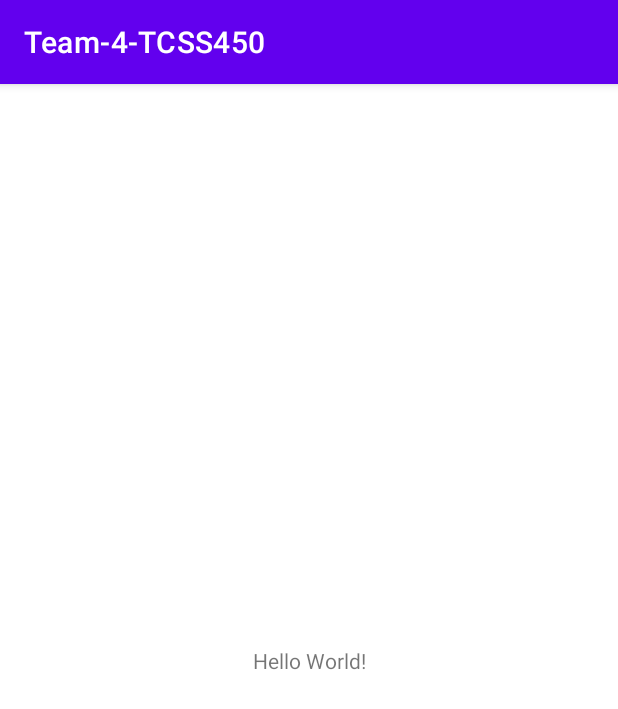
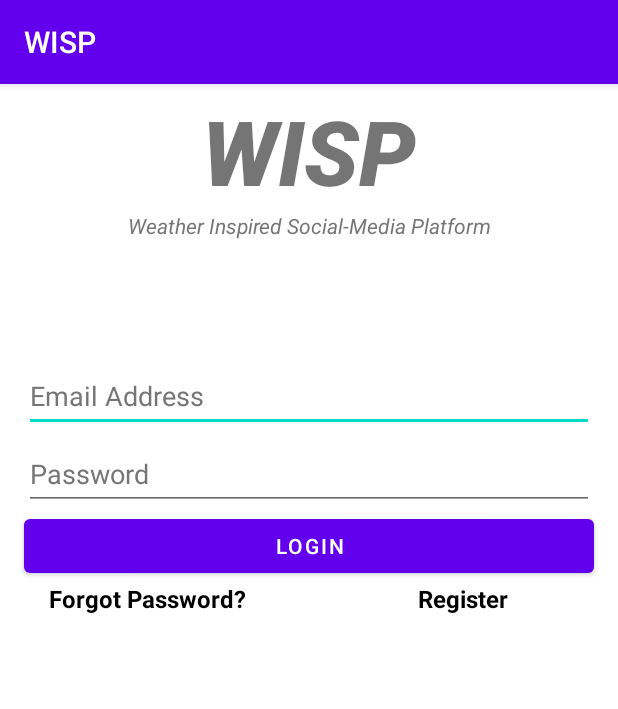
Before and after one commit to Lucasdx12/Team-4-TCSS450, an Android app: the screen it shows after launch (MainActivity before the commit, AuthenticationActivity after it), on a phone screen of 412 x 824 dp. Shown: the top 709 px of the screen. Run offline under Robolectric (Android 15) with nearby library versions, the phone set to English and light mode, and no system bars.

Commit message:
Register/Login fragment UI

```diff
--- /dev/null
+++ b/app/src/main/java/edu/uw/tcss450lucasd12/team_4_tcss450/AuthenticationActivity.java
@@ -0,0 +1,14 @@
+package edu.uw.tcss450lucasd12.team_4_tcss450;
+
+import androidx.appcompat.app.AppCompatActivity;
+
+import android.os.Bundle;
+
+public class AuthenticationActivity extends AppCompatActivity {
+
+    @Override
+    protected void onCreate(Bundle savedInstanceState) {
+        super.onCreate(savedInstanceState);
+        setContentView(R.layout.activity_authentication);
+    }
+}
--- /dev/null
+++ b/app/src/main/java/edu/uw/tcss450lucasd12/team_4_tcss450/Views/auth/SignInFragment.java
@@ -0,0 +1,28 @@
+package edu.uw.tcss450lucasd12.team_4_tcss450.Views.auth;
+
+import android.os.Bundle;
+
+import androidx.fragment.app.Fragment;
+
+import android.view.LayoutInflater;
+import android.view.View;
+import android.view.ViewGroup;
+
+import edu.uw.tcss450lucasd12.team_4_tcss450.R;
+
+/**
+ * A simple {@link Fragment} subclass.
+ */
+public class SignInFragment extends Fragment {
+
+    public SignInFragment() {
+        // Required empty public constructor
+    }
+
+    @Override
+    public View onCreateView(LayoutInflater inflater, ViewGroup container,
+                             Bundle savedInstanceState) {
+        // Inflate the layout for this fragment
+        return inflater.inflate(R.layout.fragment_sign_in, container, false);
+    }
+}
--- a/app/src/main/java/Views/LandingFragment.java
+++ b/app/src/main/java/edu/uw/tcss450lucasd12/team_4_tcss450/Views/landing/LandingFragment.java
@@ -1,4 +1,4 @@
-package Views;
+package edu.uw.tcss450lucasd12.team_4_tcss450.Views.landing;
 
 import android.os.Bundle;
 
--- /dev/null
+++ b/app/src/main/res/layout/activity_authentication.xml
@@ -0,0 +1,26 @@
+<?xml version="1.0" encoding="utf-8"?>
+<androidx.constraintlayout.widget.ConstraintLayout xmlns:android="http://schemas.android.com/apk/res/android"
+    xmlns:app="http://schemas.android.com/apk/res-auto"
+
+    xmlns:tools="http://schemas.android.com/tools"
+    android:id="@+id/container"
+    android:layout_width="match_parent"
+    android:layout_height="match_parent" >
+
+    <androidx.fragment.app.FragmentContainerView
+        android:id="@+id/fragmentContainerView"
+        android:name="edu.uw.tcss450lucasd12.team_4_tcss450.Views.auth.SignInFragment"
+        android:layout_width="match_parent"
+        android:layout_height="match_parent"
+        app:layout_constraintBottom_toTopOf="parent"
+        app:layout_constraintLeft_toLeftOf="parent"
+        app:layout_constraintRight_toRightOf="parent"
+        app:layout_constraintTop_toTopOf="parent"
+        tools:layout="@layout/fragment_sign_in"
+        app:navGraph="@navigation/auth_graph"/>
+
+
+
+
+
+</androidx.constraintlayout.widget.ConstraintLayout>
--- a/app/src/main/res/layout/fragment_landing.xml
+++ b/app/src/main/res/layout/fragment_landing.xml
@@ -2,7 +2,7 @@
     xmlns:tools="http://schemas.android.com/tools"
     android:layout_width="match_parent"
     android:layout_height="match_parent"
-    tools:context="Views.LandingFragment">
+    tools:context=".Views.landing.LandingFragment">
 
     <!-- TODO: Update blank fragment layout -->
     <TextView
--- /dev/null
+++ b/app/src/main/res/layout/fragment_sign_in.xml
@@ -0,0 +1,116 @@
+<androidx.constraintlayout.widget.ConstraintLayout xmlns:android="http://schemas.android.com/apk/res/android"
+    xmlns:app="http://schemas.android.com/apk/res-auto"
+    xmlns:tools="http://schemas.android.com/tools"
+    android:id="@+id/layoutRoot"
+    android:layout_width="match_parent"
+    android:layout_height="match_parent"
+    tools:context=".Views.auth.SignInFragment">
+
+    <TextView
+        android:id="@+id/appBanner"
+        android:layout_width="wrap_content"
+        android:layout_height="wrap_content"
+        android:layout_marginTop="4dp"
+        android:fontFamily="sans-serif-black"
+        android:text="@string/app_name"
+        android:textAlignment="center"
+        android:textSize="60sp"
+        android:textStyle="italic"
+        app:layout_constraintEnd_toEndOf="parent"
+        app:layout_constraintStart_toStartOf="parent"
+        app:layout_constraintTop_toTopOf="parent" />
+
+    <TextView
+        android:id="@+id/bannerDescription"
+        android:layout_width="wrap_content"
+        android:layout_height="wrap_content"
+        android:text="@string/app_acronym"
+        android:textAlignment="center"
+        android:textColor="@color/prompt_color"
+        android:textStyle="italic"
+        app:layout_constraintEnd_toEndOf="parent"
+        app:layout_constraintStart_toStartOf="parent"
+        app:layout_constraintTop_toBottomOf="@id/appBanner" />
+
+    <EditText
+        android:id="@+id/editEmail"
+        android:layout_width="0dp"
+        android:layout_height="wrap_content"
+        android:layout_marginLeft="16dp"
+        android:layout_marginTop="80dp"
+        android:layout_marginRight="16dp"
+        android:autofillHints=""
+        android:hint="@string/prompt_email"
+        android:inputType="textWebEditText|textEmailAddress"
+        android:minHeight="48dp"
+        android:textColorHint="#757575"
+        app:layout_constraintEnd_toEndOf="parent"
+        app:layout_constraintStart_toStartOf="parent"
+        app:layout_constraintTop_toBottomOf="@id/bannerDescription" />
+
+    <EditText
+        android:id="@+id/editPassword"
+        android:layout_width="0dp"
+        android:layout_height="wrap_content"
+        android:layout_marginLeft="16dp"
+        android:layout_marginTop="4dp"
+        android:layout_marginRight="16dp"
+        android:autofillHints=""
+        android:hint="@string/prompt_password"
+        android:inputType="textPassword|textWebPassword"
+        android:minHeight="48dp"
+        android:textColorHint="#757575"
+        app:layout_constraintEnd_toEndOf="parent"
+        app:layout_constraintStart_toStartOf="parent"
+        app:layout_constraintTop_toBottomOf="@id/editEmail" />
+
+    <Button
+        android:id="@+id/buttonLogin"
+        android:layout_width="380dp"
+        android:layout_height="48dp"
+        android:layout_marginStart="16sp"
+        android:text="@string/login"
+        app:layout_constraintLeft_toLeftOf="parent"
+        app:layout_constraintTop_toBottomOf="@id/editPassword" />
+
+    <TextView
+        android:id="@+id/forgotPassword"
+        android:layout_width="wrap_content"
+        android:layout_height="wrap_content"
+        android:layout_marginStart="16sp"
+        android:text="@string/prompt_forgot_password"
+        android:textColor="@color/black"
+        android:textSize="16sp"
+        android:textStyle="bold"
+        app:layout_constraintEnd_toEndOf="parent"
+        app:layout_constraintHorizontal_bias="0.064"
+        app:layout_constraintStart_toStartOf="parent"
+        app:layout_constraintTop_toBottomOf="@id/buttonLogin" />
+
+    <TextView
+        android:id="@+id/register"
+        android:layout_width="wrap_content"
+        android:layout_height="wrap_content"
+        android:layout_marginStart="16dp"
+        android:text="@string/prompt_register"
+        android:textColor="@color/black"
+        android:textSize="16sp"
+        android:textStyle="bold"
+        app:layout_constraintEnd_toEndOf="parent"
+        app:layout_constraintHorizontal_bias="0.781"
+        app:layout_constraintStart_toStartOf="parent"
+        app:layout_constraintTop_toBottomOf="@id/buttonLogin"
+        app:layout_constraintLeft_toRightOf="@id/forgotPassword"/>
+
+    <ProgressBar
+        android:id="@+id/progressBar"
+        style="?android:attr/progressBarStyleLarge"
+        android:layout_width="wrap_content"
+        android:layout_height="wrap_content"
+        android:visibility="gone"
+        app:layout_constraintBottom_toBottomOf="parent"
+        app:layout_constraintEnd_toEndOf="parent"
+        app:layout_constraintStart_toStartOf="parent"
+        app:layout_constraintTop_toTopOf="parent" />
+
+</androidx.constraintlayout.widget.ConstraintLayout>
--- /dev/null
+++ b/app/src/main/res/navigation/auth_graph.xml
@@ -0,0 +1,22 @@
+<?xml version="1.0" encoding="utf-8"?>
+<navigation xmlns:android="http://schemas.android.com/apk/res/android"
+    xmlns:app="http://schemas.android.com/apk/res-auto"
+    xmlns:tools="http://schemas.android.com/tools"
+    android:id="@+id/auth_graph"
+    app:startDestination="@id/signInFragment">
+
+    <fragment
+        android:id="@+id/signInFragment"
+        android:name="edu.uw.tcss450lucasd12.team_4_tcss450.Views.auth.SignInFragment"
+        android:label="fragment_sign_in"
+        tools:layout="@layout/fragment_sign_in" >
+        <action
+            android:id="@+id/action_signInFragment_to_mainActivity"
+            app:destination="@id/mainActivity" />
+    </fragment>
+    <activity
+        android:id="@+id/mainActivity"
+        android:name="edu.uw.tcss450lucasd12.team_4_tcss450.MainActivity"
+        android:label="activity_main"
+        tools:layout="@layout/activity_main" />
+</navigation>
--- a/app/src/main/res/values/colors.xml
+++ b/app/src/main/res/values/colors.xml
@@ -7,4 +7,5 @@
     <color name="teal_700">#FF018786</color>
     <color name="black">#FF000000</color>
     <color name="white">#FFFFFFFF</color>
+    <color name="prompt_color">#757575</color>
 </resources>
--- a/app/src/main/res/values/strings.xml
+++ b/app/src/main/res/values/strings.xml
@@ -1,5 +1,21 @@
 <resources>
-    <string name="app_name">Team-4-TCSS450</string>
-    <!-- TODO: Remove or change this placeholder text -->
-    <string name="hello_blank_fragment">Hello blank fragment</string>
+    <string name="app_name">WISP</string>
+    <string name="app_acronym">Weather Inspired Social-Media Platform</string>
+    <string name="prompt_first_name">First Name</string>
+    <string name="prompt_last_name">Last Name</string>
+    <string name="prompt_email">Email Address</string>
+    <string name="prompt_enter_email">Enter a Email Address</string>
+    <string name="prompt_password">Password</string>
+    <string name="prompt_enter_password">Enter a Password</string>
+    <string name="prompt_confirm_password">Confirm Password</string>
+    <string name="prompt_enter_display_name">Enter a Display Name</string>
+    <string name="login">Login</string>
+    <string name="prompt_forgot_password">Forgot Password?</string>
+    <string name="prompt_register">Register</string>
+    <string name="action_sign_in_short">Sign in</string>
+    <string name="welcome">"Welcome !"</string>
+    <string name="invalid_username">Not a valid username</string>
+    <string name="invalid_password">Password must be >5 characters</string>
+    <string name="login_failed">"Login failed"</string>
+    <string name="hello_blank_fragment">"Hello World!"</string>
 </resources>
```
Also changed, not shown: app/build.gradle (+8 -0 lines), app/src/main/AndroidManifest.xml (+2 -5 lines), app/src/main/java/edu/uw/tcss450lucasd12/team_4_tcss450/Views/auth/RegisterFragment.java (added, +28 -0 lines), app/src/main/res/layout/fragment_register.xml (added, +151 -0 lines).
